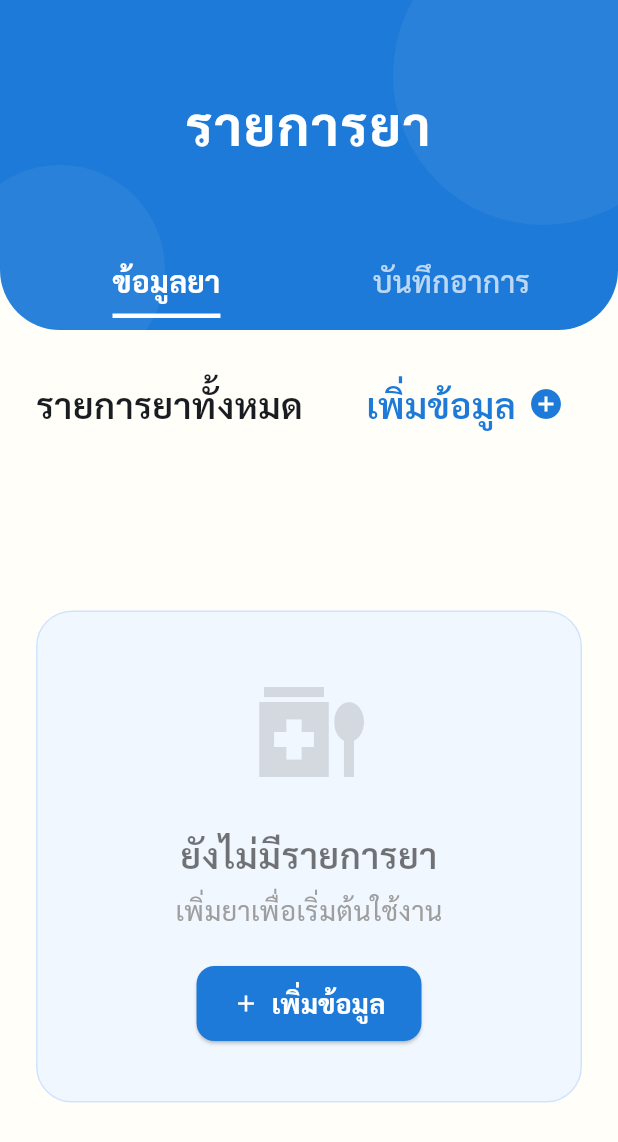
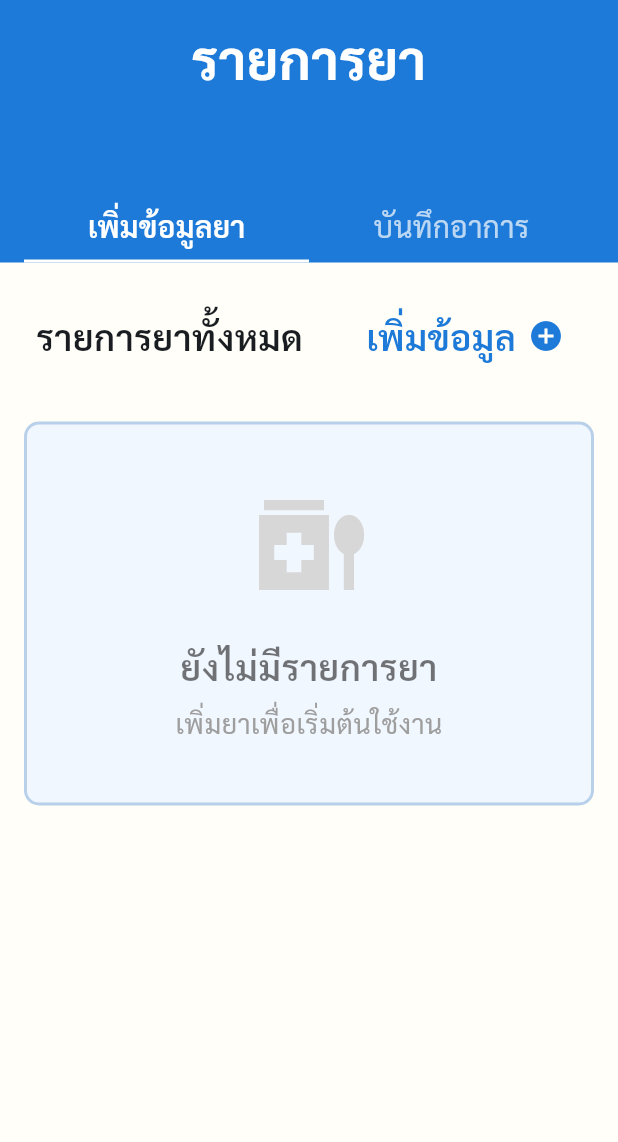
Before and after one commit to bbellechy/senoir-capYaDoo, a Flutter app: the AddDataPage screen opened by its route, on a phone screen of 412 x 824 dp. Shown: the top 1142 px of the screen. Run offline on Flutter 3.47's test engine with Material 3 defaults, Android fonts, the phone set to English and light mode, and no system bars; our stand-ins replace flutter_local_notifications, flutter_secure_storage, flutter_timezone, flutter_tts, fluttertoast, image_picker and 3 more; missing offline and left inert: flutter_rounded_date_picker, record; accounts and stored records are empty; network calls fail.

Commit message:
fix UI AddDataPage

```diff
--- a/lib/features/add_data/presentation/pages/add_data_page.dart
+++ b/lib/features/add_data/presentation/pages/add_data_page.dart
@@ -139,50 +139,18 @@ class _AddDataPageState extends State<AddDataPage>
         children: [
           // Header with tabs
           Container(
-            height: 220,
+            height: 175,
             width: double.infinity,
-            decoration: const BoxDecoration(
             color: AppColors.primaryBlue,
-              borderRadius: BorderRadius.only(
-                bottomLeft: Radius.circular(40),
-                bottomRight: Radius.circular(40),
-              ),
-            ),
             child: SafeArea(
               bottom: false,
               child: Stack(
                 children: [
-                  // Decorative Circles
-                  Positioned(
-                    right: -50,
-                    top: -50,
-                    child: Container(
-                      width: 200,
-                      height: 200,
-                      decoration: BoxDecoration(
-                        shape: BoxShape.circle,
-                        color: Colors.white.withOpacity(0.05),
-                      ),
-                    ),
-                  ),
-                  Positioned(
-                    left: -30,
-                    bottom: -30,
-                    child: Container(
-                      width: 140,
-                      height: 140,
-                      decoration: BoxDecoration(
-                        shape: BoxShape.circle,
-                        color: Colors.white.withOpacity(0.05),
-                      ),
-                    ),
-                  ),
                   Column(
-                    mainAxisAlignment: MainAxisAlignment.end,
+                    mainAxisAlignment: MainAxisAlignment.spaceBetween,
                     children: [
-                      // Title
-                      Expanded(
-                        child: Center(
+                      Padding(
+                        padding: const EdgeInsets.symmetric(vertical: 12),
                         child: Text(
                           _headerTitle,
                           textAlign: TextAlign.center,
@@ -191,48 +159,38 @@ class _AddDataPageState extends State<AddDataPage>
                             fontSize: 36,
                             fontWeight: FontWeight.w700,
                             fontFamily: 'Sarabun',
-                              letterSpacing: 1.2,
                           ),
                         ),
                       ),
-                      ),
-
-                      // Tabs
                       Padding(
                         padding: const EdgeInsets.symmetric(horizontal: 16),
-                        child: SizedBox(
-                          height: 48,
                         child: TabBar(
                           controller: _tabController,
                           labelColor: Colors.white,
                           unselectedLabelColor: Colors.white70,
                           dividerColor: Colors.transparent,
-                            indicatorSize: TabBarIndicatorSize.label,
-                            indicator: const UnderlineTabIndicator(
-                              borderSide: BorderSide(
-                                color: Colors.white,
-                                width: 3,
+                          indicatorSize: TabBarIndicatorSize.tab,
+                          indicator: BoxDecoration(
+                            border: Border(
+                              bottom: BorderSide(color: Colors.white, width: 2),
                             ),
-                              insets: EdgeInsets.zero,
                           ),
                           labelStyle: const TextStyle(
                             fontSize: 20,
-                              fontWeight: FontWeight.w700,
+                            fontWeight: FontWeight.w600,
                             fontFamily: 'Sarabun',
                           ),
                           unselectedLabelStyle: const TextStyle(
                             fontSize: 20,
-                              fontWeight: FontWeight.w500,
+                            fontWeight: FontWeight.w400,
                             fontFamily: 'Sarabun',
                           ),
                           tabs: const [
-                              Tab(text: 'ข้อมูลยา'),
+                            Tab(text: 'เพิ่มข้อมูลยา'),
                             Tab(text: 'บันทึกอาการ'),
                           ],
                         ),
                       ),
-                      ),
-                      const SizedBox(height: 8),
                     ],
                   ),
                 ],
@@ -341,18 +299,16 @@ class _AddDataPageState extends State<AddDataPage>
 
   Widget _buildEmptyState() {
     return Padding(
-      padding: const EdgeInsets.all(24.0),
-      child: Center(
+      padding: const EdgeInsets.fromLTRB(16, 8, 16, 24),
+      child: Align(
+        alignment: Alignment.topCenter,
         child: AppEmptyCard(
           title: 'ยังไม่มีรายการยา',
           subtitle: 'เพิ่มยาเพื่อเริ่มต้นใช้งาน',
-          onAddPressed: () async {
-            final result = await Navigator.pushNamed(
-              context,
-              AppRouter.addMedicineRoute,
-            );
-            if (result == true) _loadData();
-          },
+          iconColor: AppColors.textSublest,
+          borderColor: AppColors.blueBorder,
+          borderRadius: 10,
+          borderWidth: 2,
         ),
       ),
     );
@@ -440,19 +396,17 @@ class _AddDataPageState extends State<AddDataPage>
 
   Widget _buildEmptySymptomState() {
     return Padding(
-      padding: const EdgeInsets.all(24.0),
-      child: Center(
+      padding: const EdgeInsets.fromLTRB(16, 8, 16, 24),
+      child: Align(
+        alignment: Alignment.topCenter,
         child: AppEmptyCard(
           icon: Icons.assignment_outlined,
           title: 'ยังไม่มีบันทึกอาการ',
           subtitle: 'เริ่มบันทึกอาการเพื่อติดตามสุขภาพ',
-          onAddPressed: () async {
-            final result = await Navigator.pushNamed(
-              context,
-              AppRouter.addSymptomRoute,
-            );
-            if (result == true) _loadData();
-          },
+          iconColor: AppColors.textSublest,
+          borderColor: AppColors.blueBorder,
+          borderRadius: 10,
+          borderWidth: 2,
         ),
       ),
     );
```
Lines whose indentation alone changed are shown as unchanged.
